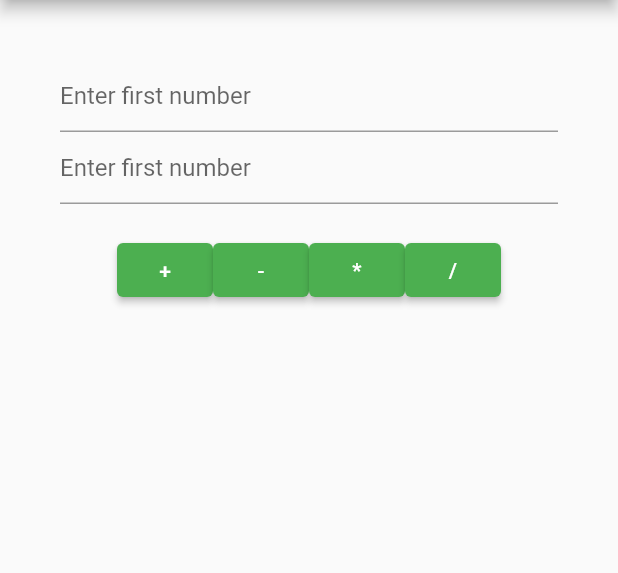
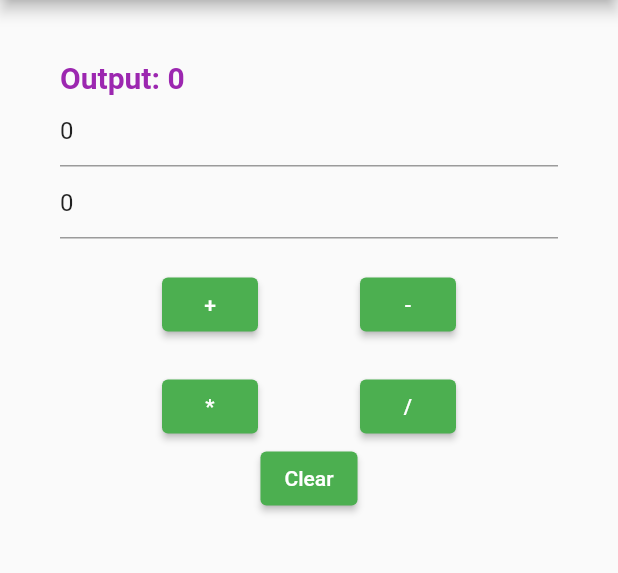
Before and after one commit to rnzid/Calculator_app, a Flutter app: the screen it shows after launch, on a phone screen of 412 x 824 dp, the part 84-657 px from its top. Run offline on Flutter 3.47's test engine with Material 2 defaults, Android fonts, the phone set to English and light mode, and no system bars.

Commit message:
calculator flex overflow problem solved

```diff
--- a/lib/Home.dart
+++ b/lib/Home.dart
@@ -8,6 +8,48 @@ class HomePage extends StatefulWidget {
 }
 
 class _HomePageState extends State<HomePage> {
+  var num1 = 0, num2 = 0, sum = 0;
+  final TextEditingController t1 = TextEditingController(text: "0");
+  final TextEditingController t2 = TextEditingController(text: "0");
+  void doAddition() {
+    setState(() {
+      num1 = int.parse(t1.text);
+      num2 = int.parse(t2.text);
+      sum = num1 + num2;
+    });
+  }
+
+  void doSub() {
+    setState(() {
+      num1 = int.parse(t1.text);
+      num2 = int.parse(t2.text);
+      sum = num1 - num2;
+    });
+  }
+
+  void doMul() {
+    setState(() {
+      num1 = int.parse(t1.text);
+      num2 = int.parse(t2.text);
+      sum = num1 * num2;
+    });
+  }
+
+  void doDiv() {
+    setState(() {
+      num1 = int.parse(t1.text);
+      num2 = int.parse(t2.text);
+      sum = num1 ~/ num2;
+    });
+  }
+
+  void doClear() {
+    setState(() {
+      t1.text = "0";
+      t2.text = "0";
+    });
+  }
+
   @override
   Widget build(BuildContext context) {
     return Scaffold(
@@ -18,24 +60,43 @@ class _HomePageState extends State<HomePage> {
       ),
       body: Container(
         padding: const EdgeInsets.all(40.0),
-        child: Column(
+        child: ListView(
           children: <Widget>[
-            const TextField(
+            Text("Output: $sum",
+                style: const TextStyle(
+                    fontSize: 20.0,
+                    fontWeight: FontWeight.bold,
+                    color: Colors.purple)),
+            TextField(
               keyboardType: TextInputType.number,
-              decoration: InputDecoration(hintText: "Enter first number"),
+              decoration: const InputDecoration(hintText: "Enter first number"),
+              controller: t1,
             ),
-            const TextField(
+            TextField(
               keyboardType: TextInputType.number,
-              decoration: InputDecoration(hintText: "Enter first number"),
+              decoration: const InputDecoration(hintText: "Enter first number"),
+              controller: t2,
             ),
             const Padding(padding: EdgeInsets.only(top: 20.0)),
             Row(
+              mainAxisAlignment: MainAxisAlignment.spaceEvenly,
+              children: <Widget>[
+                ElevatedButton(onPressed: doAddition, child: const Text("+")),
+                ElevatedButton(onPressed: doSub, child: const Text("-")),
+              ],
+            ),
+            const Padding(padding: EdgeInsets.only(top: 20.0)),
+            Row(
+              mainAxisAlignment: MainAxisAlignment.spaceEvenly,
+              children: <Widget>[
+                ElevatedButton(onPressed: doMul, child: const Text("*")),
+                ElevatedButton(onPressed: doDiv, child: const Text("/"))
+              ],
+            ),
+            Row(
               mainAxisAlignment: MainAxisAlignment.center,
               children: <Widget>[
-                ElevatedButton(onPressed: () {}, child: const Text("+")),
-                ElevatedButton(onPressed: () {}, child: const Text("-")),
-                ElevatedButton(onPressed: () {}, child: const Text("*")),
-                ElevatedButton(onPressed: () {}, child: const Text("/"))
+                ElevatedButton(onPressed: doClear, child: const Text("Clear")),
               ],
             )
           ],
```
